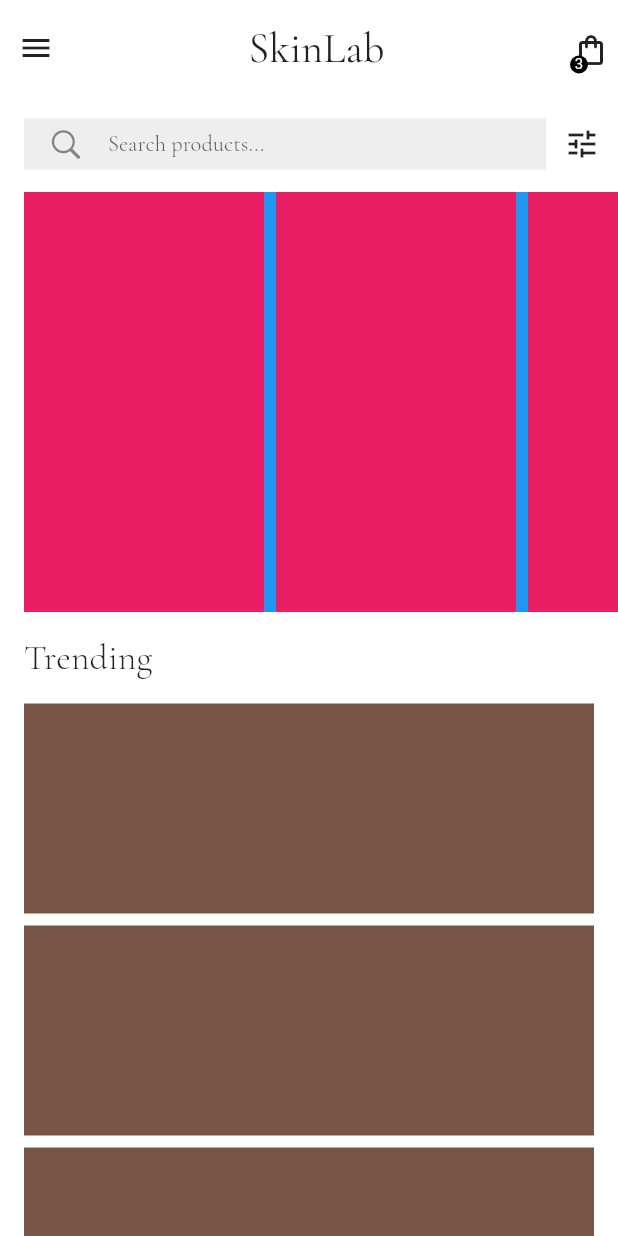
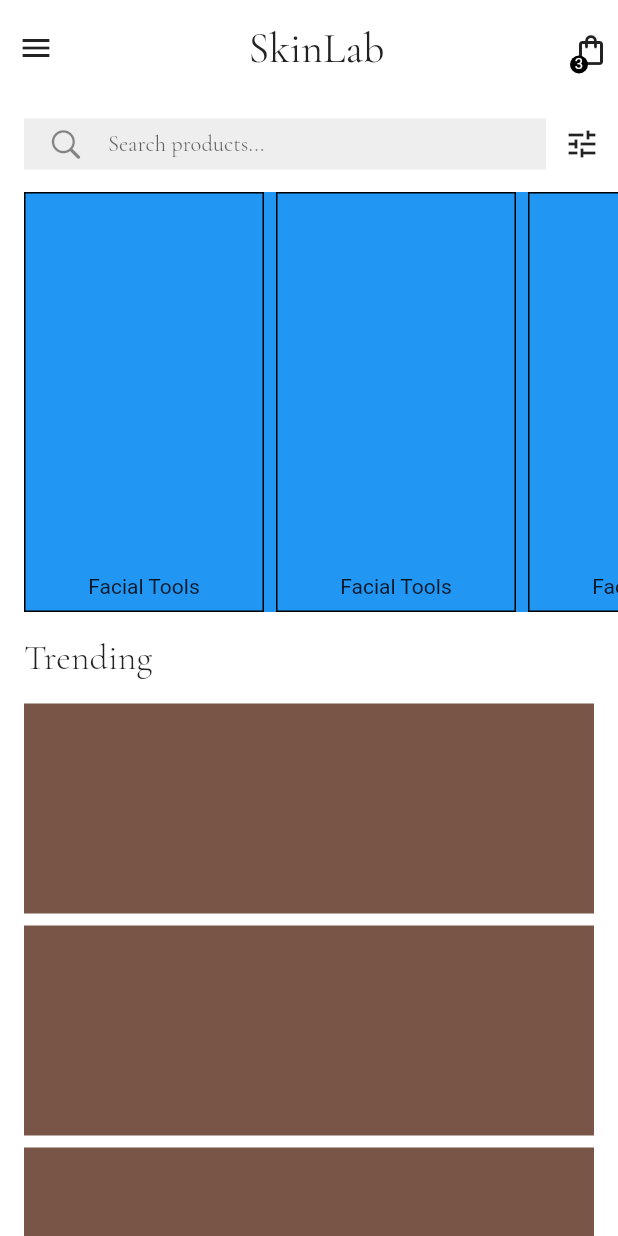
Before and after one commit to JAICHANGPARK/flutter_notebook_chapter_21, a Flutter app: the screen it shows after launch, on a phone screen of 412 x 824 dp. Run offline on Flutter 3.47's test engine with Material 2 defaults, Android fonts, the phone set to English and light mode, and no system bars; our stand-ins replace badges, dots_indicator, fl_chart, flutter_riverpod, google_fonts; missing offline and left inert: candlesticks.

Commit message:
Update skin_care_main_page.dart

```diff
--- a/lib/ep1244_skin_care_app/src/ui/skin_care_main_page.dart
+++ b/lib/ep1244_skin_care_app/src/ui/skin_care_main_page.dart
@@ -96,9 +96,7 @@ class _SkinCareMainPageState extends State<SkinCareMainPage> {
                               CupertinoIcons.search,
                             ),
                             hintText: "Search products...",
-                            hintStyle: GoogleFonts.cormorantGaramond(
-                              fontSize: 15
-                            ),
+                            hintStyle: GoogleFonts.cormorantGaramond(fontSize: 15),
                             border: InputBorder.none),
                       ),
                     ),
@@ -128,7 +126,21 @@ class _SkinCareMainPageState extends State<SkinCareMainPage> {
                           return Container(
                             width: 160,
                             margin: EdgeInsets.only(right: 8),
-                            color: Colors.pink,
+                            decoration: BoxDecoration(border: Border.all()),
+                            child: Column(
+                              children: [
+                                Expanded(
+                                    child: Container(
+                                  decoration: BoxDecoration(),
+                                )),
+                                Padding(
+                                  padding: const EdgeInsets.all(8.0),
+                                  child: Text(
+                                    "Facial Tools",
+                                  ),
+                                )
+                              ],
+                            ),
                           );
                         },
                       ),
```
